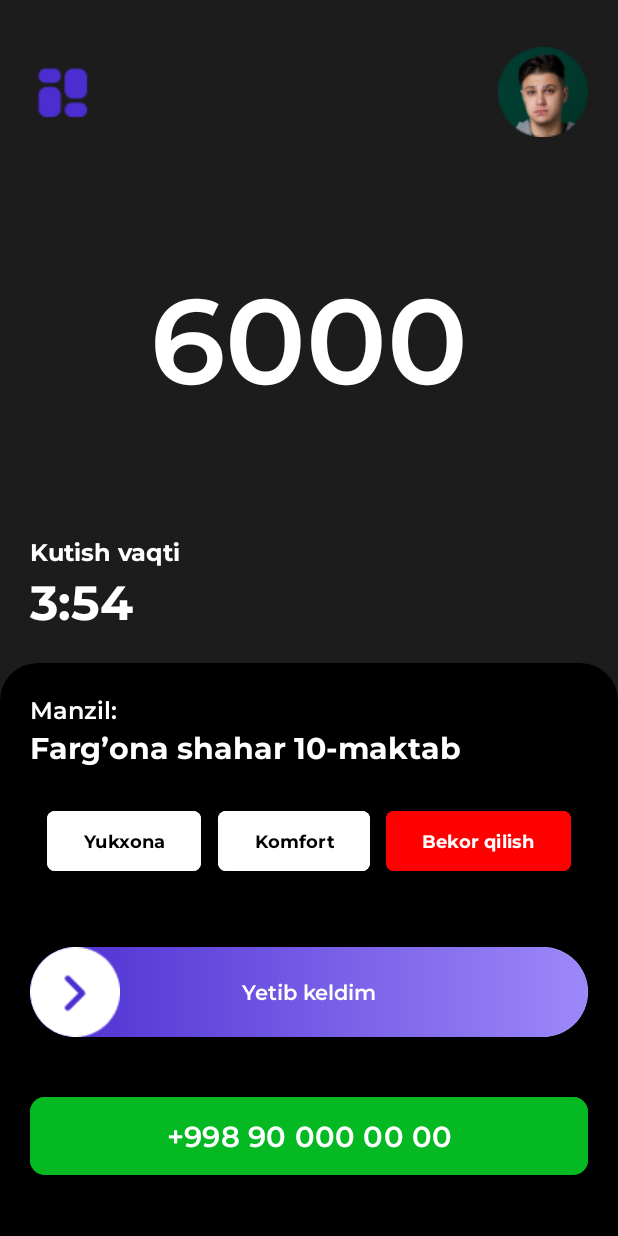
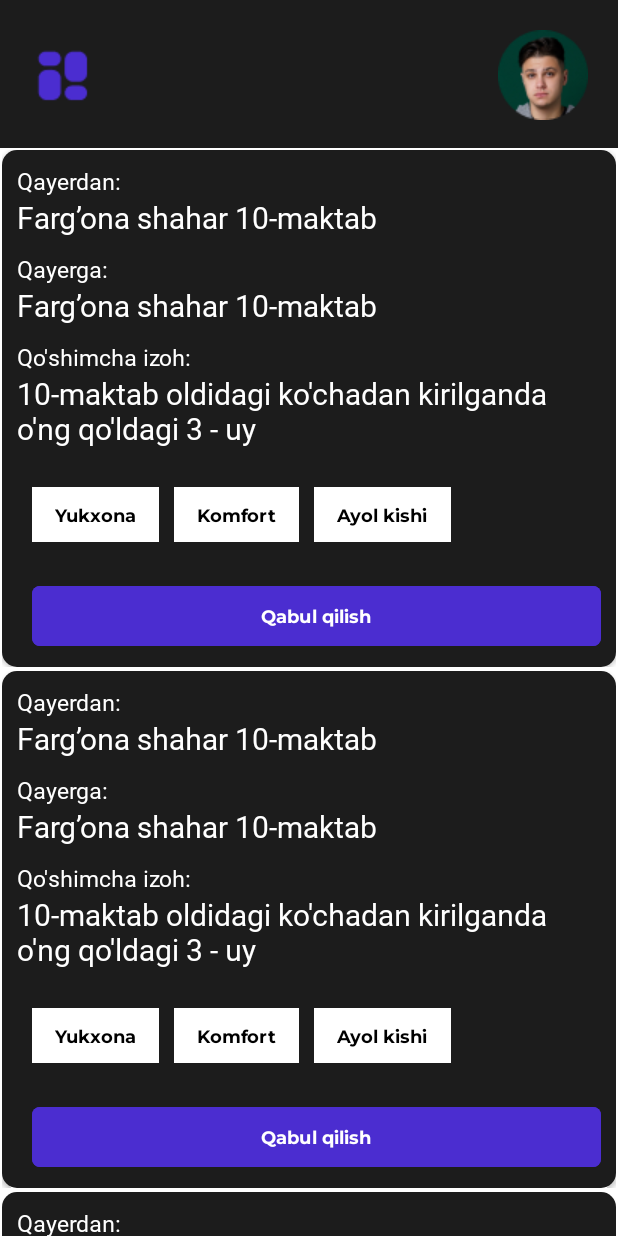
Before and after one commit to Ilhomjon1502/KirakashGo, an Android app: the layout fragment_home.xml on its own in the app's theme, with its tools: preview values and no code run, on a phone screen of 412 x 824 dp. Run offline under Robolectric (Android 15) with nearby library versions, the light colour scheme and no system bars.

Commit message:
show orders

```diff
--- a/app/src/main/res/layout/fragment_home.xml
+++ b/app/src/main/res/layout/fragment_home.xml
@@ -13,8 +13,8 @@
         android:layout_width="wrap_content"
         android:layout_height="wrap_content"
         android:layout_marginStart="20dp"
-        android:layout_marginTop="40dp"
         android:src="@drawable/home_menu"
+        app:layout_constraintBottom_toTopOf="@id/lin_1"
         app:layout_constraintStart_toStartOf="parent"
         app:layout_constraintTop_toTopOf="parent" />
 
@@ -28,6 +28,20 @@
         app:layout_constraintEnd_toEndOf="parent"
         app:layout_constraintTop_toTopOf="@id/menu_btn" />
 
+    <androidx.constraintlayout.widget.Guideline
+        android:id="@+id/lin_1"
+        android:layout_width="wrap_content"
+        android:layout_height="wrap_content"
+        android:orientation="horizontal"
+        app:layout_constraintGuide_percent="0.12" />
+
+    <androidx.constraintlayout.widget.ConstraintLayout
+        android:id="@+id/constrain_order_action"
+        android:visibility="invisible"
+        android:layout_width="match_parent"
+        android:layout_height="match_parent"
+        app:layout_constraintBottom_toBottomOf="parent">
+
         <TextView
             android:id="@+id/cash_tv"
             android:layout_width="match_parent"
@@ -35,12 +49,13 @@
             android:fontFamily="@font/montserratsemibold"
             android:gravity="center"
             android:text="6000"
+            app:layout_constraintVertical_bias="0.8"
             android:textColor="@color/white"
             android:textSize="80sp"
             app:layout_constraintBottom_toTopOf="@id/waiting_time_title"
             app:layout_constraintEnd_toEndOf="parent"
             app:layout_constraintStart_toStartOf="parent"
-        app:layout_constraintTop_toBottomOf="@id/about_btn" />
+            app:layout_constraintTop_toTopOf="parent" />
 
         <TextView
             android:id="@+id/waiting_time_title"
@@ -202,5 +217,15 @@
 
             </androidx.constraintlayout.widget.ConstraintLayout>
         </androidx.cardview.widget.CardView>
+    </androidx.constraintlayout.widget.ConstraintLayout>
+
+    <androidx.recyclerview.widget.RecyclerView
+        android:id="@+id/rv"
+        android:layout_width="match_parent"
+        android:layout_height="0dp"
+        app:layoutManager="androidx.recyclerview.widget.LinearLayoutManager"
+        app:layout_constraintBottom_toBottomOf="parent"
+        app:layout_constraintTop_toBottomOf="@id/lin_1"
+        tools:listitem="@layout/rv_order" />
 
 </androidx.constraintlayout.widget.ConstraintLayout>
--- a/app/src/main/res/layout/fragment_menu.xml
+++ b/app/src/main/res/layout/fragment_menu.xml
@@ -133,7 +133,7 @@
                 android:id="@+id/note_icon"
                 android:layout_width="wrap_content"
                 android:layout_height="wrap_content"
-                android:src="@drawable/menu_card_icon"
+                android:src="@drawable/menu_note_icon"
                 app:layout_constraintStart_toStartOf="parent"
                 app:layout_constraintTop_toTopOf="parent" />
 
@@ -143,7 +143,7 @@
                 android:layout_height="wrap_content"
                 android:layout_marginStart="10dp"
                 android:fontFamily="@font/montserratsemibold"
-                android:text="Hisob"
+                android:text="Telefon raqam"
                 android:textColor="@color/white"
                 android:textSize="16sp"
                 app:layout_constraintBottom_toTopOf="@id/note_balance"
--- /dev/null
+++ b/app/src/main/res/layout/rv_order.xml
@@ -0,0 +1,160 @@
+<?xml version="1.0" encoding="utf-8"?>
+<LinearLayout xmlns:android="http://schemas.android.com/apk/res/android"
+    xmlns:app="http://schemas.android.com/apk/res-auto"
+    android:layout_width="match_parent"
+    android:layout_height="wrap_content"
+    android:orientation="vertical"
+    android:background="@color/white"
+    android:padding="1dp">
+
+    <androidx.cardview.widget.CardView
+        app:cardCornerRadius="10dp"
+        android:layout_width="match_parent"
+        android:layout_height="match_parent">
+
+        <LinearLayout
+            android:layout_width="match_parent"
+            android:layout_height="match_parent"
+            android:background="@color/main_background"
+            android:padding="10dp"
+            android:orientation="vertical">
+
+            <TextView
+                android:layout_width="match_parent"
+                android:layout_height="wrap_content"
+                android:fontFamily="@font/montserratregular"
+                android:text="Qayerdan: "
+                android:textColor="@color/white"
+                android:textSize="15sp" />
+
+            <TextView
+                android:id="@+id/tv_address_from"
+                android:layout_width="match_parent"
+                android:layout_height="wrap_content"
+                android:fontFamily="@font/montserratregular"
+                android:text="Farg’ona shahar 10-maktab "
+                android:textColor="@color/white"
+                android:textSize="20sp" />
+
+            <TextView
+                android:layout_width="match_parent"
+                android:layout_height="wrap_content"
+                android:layout_marginTop="10dp"
+                android:fontFamily="@font/montserratregular"
+                android:text="Qayerga: "
+                android:textColor="@color/white"
+                android:textSize="15sp" />
+
+            <TextView
+                android:id="@+id/tv_address_to"
+                android:layout_width="match_parent"
+                android:layout_height="wrap_content"
+                android:fontFamily="@font/montserratregular"
+                android:text="Farg’ona shahar 10-maktab "
+                android:textColor="@color/white"
+                android:textSize="20sp" />
+
+            <TextView
+                android:layout_width="match_parent"
+                android:layout_height="wrap_content"
+                android:layout_marginTop="10dp"
+                android:fontFamily="@font/montserratregular"
+                android:text="Qo'shimcha izoh: "
+                android:textColor="@color/white"
+                android:textSize="15sp" />
+
+            <TextView
+                android:id="@+id/tv_description"
+                android:layout_width="match_parent"
+                android:layout_height="wrap_content"
+                android:fontFamily="@font/montserratregular"
+                android:text="10-maktab oldidagi ko'chadan kirilganda o'ng qo'ldagi 3 - uy"
+                android:textColor="@color/white"
+                android:textSize="20sp" />
+
+
+            <LinearLayout
+                android:layout_width="match_parent"
+                android:layout_height="wrap_content">
+
+                <TextView
+                    android:id="@+id/luggage_btn"
+                    android:layout_width="wrap_content"
+                    android:layout_height="wrap_content"
+                    android:layout_marginStart="10dp"
+                    android:layout_marginTop="25dp"
+                    android:background="@color/white"
+                    android:fontFamily="@font/montserratbold"
+                    android:text="Yukxona"
+                    android:paddingStart="15dp"
+                    android:paddingEnd="15dp"
+                    android:paddingTop="10dp"
+                    android:paddingBottom="10dp"
+                    android:textColor="@color/black"
+                    android:textSize="12sp"
+                    app:cornerRadius="5dp"
+                    app:layout_constraintEnd_toStartOf="@id/comfort_btn"
+                    app:layout_constraintStart_toStartOf="parent"
+                    app:layout_constraintTop_toBottomOf="@id/home_service_address" />
+
+                <TextView
+                    android:id="@+id/comfort_btn"
+                    android:layout_width="wrap_content"
+                    android:layout_height="wrap_content"
+                    android:layout_marginStart="10dp"
+                    android:layout_marginTop="25dp"
+                    android:background="@color/white"
+                    android:paddingStart="15dp"
+                    android:paddingEnd="15dp"
+                    android:paddingTop="10dp"
+                    android:paddingBottom="10dp"
+                    android:fontFamily="@font/montserratbold"
+                    android:text="Komfort"
+                    android:textColor="@color/black"
+                    android:textSize="12sp"
+                    app:cornerRadius="5dp"
+                    app:layout_constraintEnd_toStartOf="@id/cancel_btn"
+                    app:layout_constraintStart_toEndOf="@id/luggage_btn"
+                    app:layout_constraintTop_toBottomOf="@id/home_service_address" />
+
+                <TextView
+                    android:id="@+id/ayol_btn"
+                    android:layout_width="wrap_content"
+                    android:layout_height="wrap_content"
+                    android:layout_marginStart="10dp"
+                    android:layout_marginTop="25dp"
+                    android:background="@color/white"
+                    android:fontFamily="@font/montserratbold"
+                    android:text="Ayol kishi"
+                    android:paddingStart="15dp"
+                    android:paddingEnd="15dp"
+                    android:paddingTop="10dp"
+                    android:paddingBottom="10dp"
+                    android:textColor="@color/black"
+                    android:textSize="12sp"
+                    app:cornerRadius="5dp"
+                    app:layout_constraintEnd_toStartOf="@id/cancel_btn"
+                    app:layout_constraintStart_toEndOf="@id/luggage_btn"
+                    app:layout_constraintTop_toBottomOf="@id/home_service_address" />
+            </LinearLayout>
+
+            <com.google.android.material.button.MaterialButton
+                android:id="@+id/btn_accept"
+                android:layout_width="match_parent"
+                android:layout_height="wrap_content"
+                android:layout_marginStart="10dp"
+                android:layout_marginTop="25dp"
+                android:backgroundTint="@color/blue"
+                android:fontFamily="@font/montserratbold"
+                android:text="Qabul qilish"
+                android:textColor="@color/white"
+                android:textSize="12sp"
+                app:cornerRadius="5dp"
+                app:layout_constraintEnd_toStartOf="@id/cancel_btn"
+                app:layout_constraintStart_toEndOf="@id/luggage_btn"
+                app:layout_constraintTop_toBottomOf="@id/home_service_address" />
+
+        </LinearLayout>
+    </androidx.cardview.widget.CardView>
+
+</LinearLayout>
--- a/app/src/main/res/values/colors.xml
+++ b/app/src/main/res/values/colors.xml
@@ -3,4 +3,5 @@
     <color name="black">#FF000000</color>
     <color name="white">#FFFFFFFF</color>
     <color name="main_background">#1C1C1C</color>
+    <color name="blue">#4B2DD0</color>
 </resources>
```
Also changed, not shown: app/src/main/java/uz/ilhomjon/kirakashgo/MainActivity.kt (+0 -11 lines), app/src/main/java/uz/ilhomjon/kirakashgo/data/remote/ApiService.kt (+7 -3 lines), app/src/main/java/uz/ilhomjon/kirakashgo/presentation/models/OrderAcceptResponse.kt (added, +8 -0 lines), app/src/main/java/uz/ilhomjon/kirakashgo/presentation/models/OrdersSocketResponse.kt (added, +22 -0 lines), app/src/main/java/uz/ilhomjon/kirakashgo/presentation/screens/home/HomeFragment.kt (+35 -4 lines), app/src/main/java/uz/ilhomjon/kirakashgo/presentation/screens/home/adapters/OrderHomeRvAdapter.kt (added, +54 -0 lines), app/src/main/java/uz/ilhomjon/kirakashgo/presentation/screens/menu/MenuFragment.kt (+40 -7 lines), app/src/main/java/uz/ilhomjon/kirakashgo/taximetr/websocket/MyWebSocketClient.java (+38 -31 lines), app/src/main/java/uz/ilhomjon/kirakashgo/taximetr/websocket/MyWebSocketClient.kt (added, +42 -0 lines), app/src/main/java/uz/ilhomjon/kirakashgo/taximetr/websocket/OrderObject.kt (added, +8 -0 lines). Lines whose indentation alone changed are shown as unchanged.
